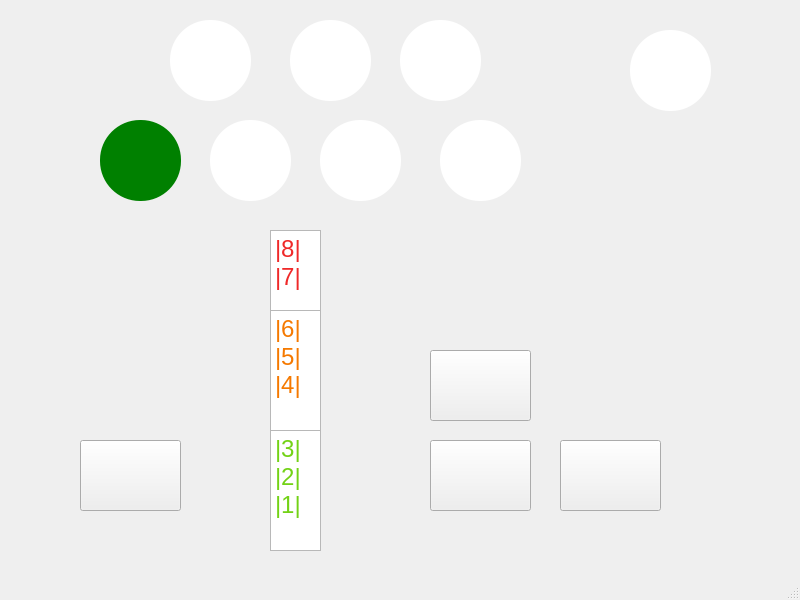
Before: the Qt Designer form 3004F22/mainwindow.ui in Aiden-Molyneaux/CESdevice-software, drawn with Qt 5.
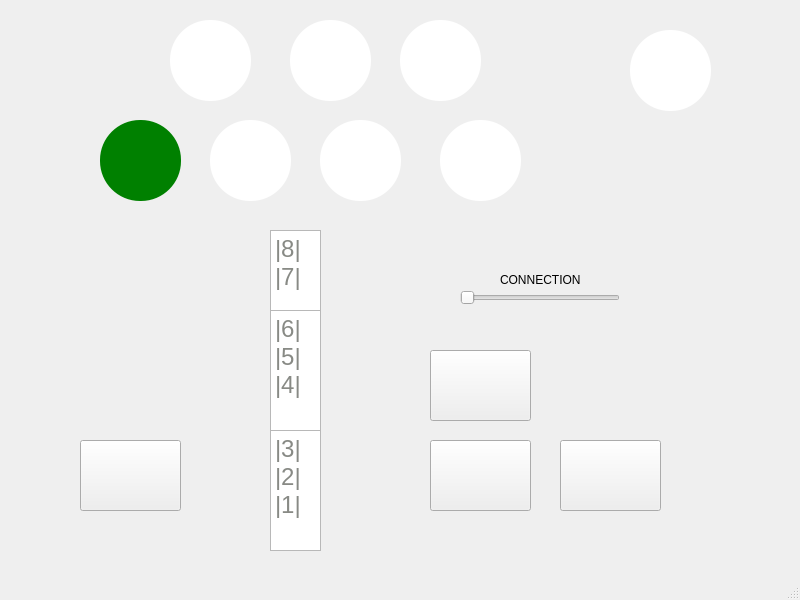
After: the same form once the commit is applied. Icons and pictures are not drawn.

Commit message: Implement connection slider & changing CES lights

```diff
--- a/3004F22/mainwindow.ui
+++ b/3004F22/mainwindow.ui
@@ -104,9 +104,9 @@
 &lt;html&gt;&lt;head&gt;&lt;meta name=&quot;qrichtext&quot; content=&quot;1&quot; /&gt;&lt;style type=&quot;text/css&quot;&gt;
 p, li { white-space: pre-wrap; }
 &lt;/style&gt;&lt;/head&gt;&lt;body style=&quot; font-family:'Noto Sans'; font-size:9pt; font-weight:400; font-style:normal;&quot;&gt;
-&lt;p style=&quot; margin-top:0px; margin-bottom:0px; margin-left:0px; margin-right:0px; -qt-block-indent:0; text-indent:0px;&quot;&gt;&lt;span style=&quot; font-size:18pt; color:#73d216;&quot;&gt;|3|&lt;/span&gt;&lt;/p&gt;
-&lt;p style=&quot; margin-top:0px; margin-bottom:0px; margin-left:0px; margin-right:0px; -qt-block-indent:0; text-indent:0px;&quot;&gt;&lt;span style=&quot; font-size:18pt; color:#73d216;&quot;&gt;|2|&lt;/span&gt;&lt;/p&gt;
-&lt;p style=&quot; margin-top:0px; margin-bottom:0px; margin-left:0px; margin-right:0px; -qt-block-indent:0; text-indent:0px;&quot;&gt;&lt;span style=&quot; font-size:18pt; color:#73d216;&quot;&gt;|1|&lt;/span&gt;&lt;/p&gt;&lt;/body&gt;&lt;/html&gt;</string>
+&lt;p style=&quot; margin-top:0px; margin-bottom:0px; margin-left:0px; margin-right:0px; -qt-block-indent:0; text-indent:0px;&quot;&gt;&lt;span style=&quot; font-size:18pt; color:#888a85;&quot;&gt;|3|&lt;/span&gt;&lt;/p&gt;
+&lt;p style=&quot; margin-top:0px; margin-bottom:0px; margin-left:0px; margin-right:0px; -qt-block-indent:0; text-indent:0px;&quot;&gt;&lt;span style=&quot; font-size:18pt; color:#888a85;&quot;&gt;|2|&lt;/span&gt;&lt;/p&gt;
+&lt;p style=&quot; margin-top:0px; margin-bottom:0px; margin-left:0px; margin-right:0px; -qt-block-indent:0; text-indent:0px;&quot;&gt;&lt;span style=&quot; font-size:18pt; color:#888a85;&quot;&gt;|1|&lt;/span&gt;&lt;/p&gt;&lt;/body&gt;&lt;/html&gt;</string>
     </property>
    </widget>
    <widget class="QTextBrowser" name="connectionMiddle">
@@ -118,14 +118,17 @@
       <height>121</height>
      </rect>
     </property>
+    <property name="styleSheet">
+     <string notr="true"/>
+    </property>
     <property name="html">
      <string>&lt;!DOCTYPE HTML PUBLIC &quot;-//W3C//DTD HTML 4.0//EN&quot; &quot;http://www.w3.org/TR/REC-html40/strict.dtd&quot;&gt;
 &lt;html&gt;&lt;head&gt;&lt;meta name=&quot;qrichtext&quot; content=&quot;1&quot; /&gt;&lt;style type=&quot;text/css&quot;&gt;
 p, li { white-space: pre-wrap; }
 &lt;/style&gt;&lt;/head&gt;&lt;body style=&quot; font-family:'Noto Sans'; font-size:9pt; font-weight:400; font-style:normal;&quot;&gt;
-&lt;p style=&quot; margin-top:0px; margin-bottom:0px; margin-left:0px; margin-right:0px; -qt-block-indent:0; text-indent:0px;&quot;&gt;&lt;span style=&quot; font-size:18pt; color:#f57900;&quot;&gt;|6|&lt;/span&gt;&lt;/p&gt;
-&lt;p style=&quot; margin-top:0px; margin-bottom:0px; margin-left:0px; margin-right:0px; -qt-block-indent:0; text-indent:0px;&quot;&gt;&lt;span style=&quot; font-size:18pt; color:#f57900;&quot;&gt;|5|&lt;/span&gt;&lt;/p&gt;
-&lt;p style=&quot; margin-top:0px; margin-bottom:0px; margin-left:0px; margin-right:0px; -qt-block-indent:0; text-indent:0px;&quot;&gt;&lt;span style=&quot; font-size:18pt; color:#f57900;&quot;&gt;|4|&lt;/span&gt;&lt;/p&gt;&lt;/body&gt;&lt;/html&gt;</string>
+&lt;p style=&quot; margin-top:0px; margin-bottom:0px; margin-left:0px; margin-right:0px; -qt-block-indent:0; text-indent:0px;&quot;&gt;&lt;span style=&quot; font-size:18pt; color:#888a85;&quot;&gt;|6|&lt;/span&gt;&lt;/p&gt;
+&lt;p style=&quot; margin-top:0px; margin-bottom:0px; margin-left:0px; margin-right:0px; -qt-block-indent:0; text-indent:0px;&quot;&gt;&lt;span style=&quot; font-size:18pt; color:#888a85;&quot;&gt;|5|&lt;/span&gt;&lt;/p&gt;
+&lt;p style=&quot; margin-top:0px; margin-bottom:0px; margin-left:0px; margin-right:0px; -qt-block-indent:0; text-indent:0px;&quot;&gt;&lt;span style=&quot; font-size:18pt; color:#888a85;&quot;&gt;|4|&lt;/span&gt;&lt;/p&gt;&lt;/body&gt;&lt;/html&gt;</string>
     </property>
    </widget>
    <widget class="QTextBrowser" name="connectionTop">
@@ -142,8 +145,8 @@
 &lt;html&gt;&lt;head&gt;&lt;meta name=&quot;qrichtext&quot; content=&quot;1&quot; /&gt;&lt;style type=&quot;text/css&quot;&gt;
 p, li { white-space: pre-wrap; }
 &lt;/style&gt;&lt;/head&gt;&lt;body style=&quot; font-family:'Noto Sans'; font-size:9pt; font-weight:400; font-style:normal;&quot;&gt;
-&lt;p style=&quot; margin-top:0px; margin-bottom:0px; margin-left:0px; margin-right:0px; -qt-block-indent:0; text-indent:0px;&quot;&gt;&lt;span style=&quot; font-size:18pt; color:#ef2929;&quot;&gt;|8|&lt;/span&gt;&lt;/p&gt;
-&lt;p style=&quot; margin-top:0px; margin-bottom:0px; margin-left:0px; margin-right:0px; -qt-block-indent:0; text-indent:0px;&quot;&gt;&lt;span style=&quot; font-size:18pt; color:#ef2929;&quot;&gt;|7|&lt;/span&gt;&lt;/p&gt;&lt;/body&gt;&lt;/html&gt;</string>
+&lt;p style=&quot; margin-top:0px; margin-bottom:0px; margin-left:0px; margin-right:0px; -qt-block-indent:0; text-indent:0px;&quot;&gt;&lt;span style=&quot; font-size:18pt; color:#888a85;&quot;&gt;|8|&lt;/span&gt;&lt;/p&gt;
+&lt;p style=&quot; margin-top:0px; margin-bottom:0px; margin-left:0px; margin-right:0px; -qt-block-indent:0; text-indent:0px;&quot;&gt;&lt;span style=&quot; font-size:18pt; color:#888a85;&quot;&gt;|7|&lt;/span&gt;&lt;/p&gt;&lt;/body&gt;&lt;/html&gt;</string>
     </property>
    </widget>
    <widget class="QPushButton" name="alphaButton">
@@ -306,6 +309,38 @@
      <string/>
     </property>
    </widget>
+   <widget class="QSlider" name="connectionSlider">
+    <property name="geometry">
+     <rect>
+      <x>460</x>
+      <y>290</y>
+      <width>160</width>
+      <height>16</height>
+     </rect>
+    </property>
+    <property name="minimum">
+     <number>1</number>
+    </property>
+    <property name="maximum">
+     <number>3</number>
+    </property>
+    <property name="orientation">
+     <enum>Qt::Horizontal</enum>
+    </property>
+   </widget>
+   <widget class="QLabel" name="label">
+    <property name="geometry">
+     <rect>
+      <x>500</x>
+      <y>270</y>
+      <width>81</width>
+      <height>20</height>
+     </rect>
+    </property>
+    <property name="text">
+     <string>CONNECTION</string>
+    </property>
+   </widget>
   </widget>
   <widget class="QMenuBar" name="menubar">
    <property name="geometry">
```
The commit also changes 6 other files.
